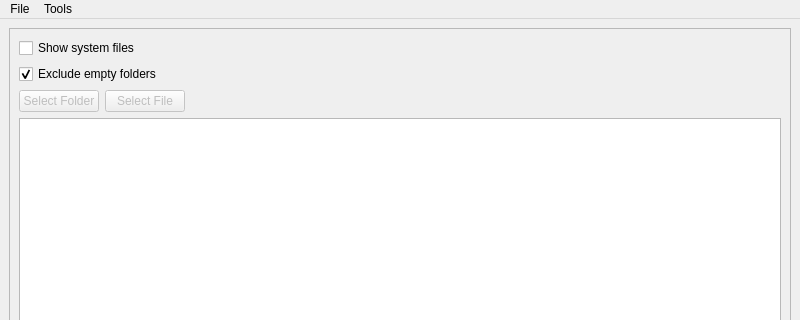
Old version of the form Developer/QtDesignerUI/MyExplorerUI.ui in the repository preachermax/BiblionOCR; both pictures show x 0 to 800 and y 0 to 320 of the 800 by 600 pixel window.
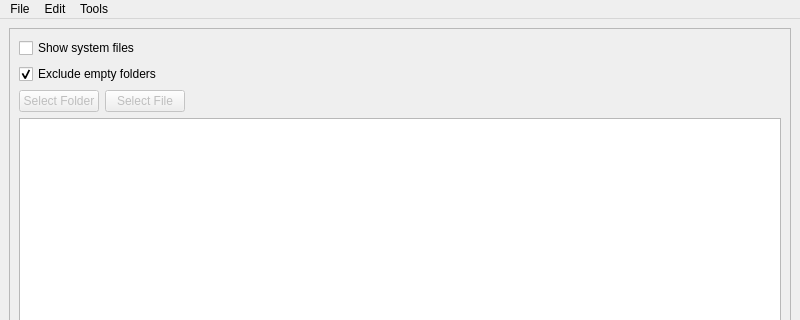
New version of the form. Icons and pictures are not drawn.

Commit message: feat(explorer): add reversible file actions and wizard icons

Patch:
```diff
--- a/Developer/QtDesignerUI/MyExplorerUI.ui
+++ b/Developer/QtDesignerUI/MyExplorerUI.ui
@@ -112,6 +112,11 @@
     </rect>
    </property>
    <widget class="QMenu" name="menuFile">
+    <property name="font">
+     <font>
+      <family>FROMVS</family>
+     </font>
+    </property>
     <property name="title">
      <string>File</string>
     </property>
@@ -129,7 +134,21 @@
     </property>
     <addaction name="actionBulk_Rename"/>
    </widget>
+   <widget class="QMenu" name="menuEdit">
+    <property name="title">
+     <string>Edit</string>
+    </property>
+    <addaction name="actionNew_folder"/>
+    <addaction name="actionCut"/>
+    <addaction name="actionCopy"/>
+    <addaction name="actionPaste"/>
+    <addaction name="actionDelete"/>
+    <addaction name="actionMove"/>
+    <addaction name="actionUndo"/>
+    <addaction name="actionRedo"/>
+   </widget>
    <addaction name="menuFile"/>
+   <addaction name="menuEdit"/>
    <addaction name="menuTools"/>
   </widget>
   <widget class="QStatusBar" name="statusbar"/>
```
Left out of the diff: 226 changed lines with no effect on the pictures. The commit also changes 25 other files.
